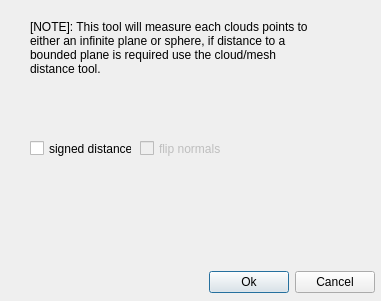
First picture: the form in qCC/ui_templates/primitiveDistanceDlg.ui, repository CloudCompare/CloudCompare, before the edit.
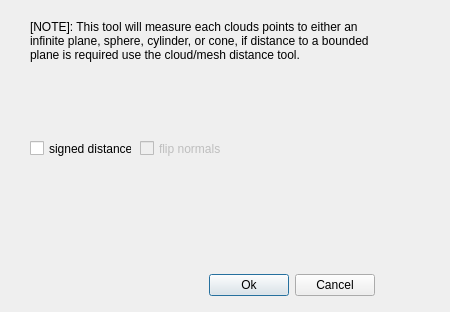
Second picture: the form after the edit.

Commit message: Update the changelog and distance calculation UI. Add static_cast<double> in the std::min function calls to try to correct travis build failure on gcc/clang with SCALAR_DOUBLE=OFF

Diff of the .ui file:
```diff
--- a/qCC/ui_templates/primitiveDistanceDlg.ui
+++ b/qCC/ui_templates/primitiveDistanceDlg.ui
@@ -6,8 +6,8 @@
    <rect>
     <x>0</x>
     <y>0</y>
-    <width>381</width>
-    <height>301</height>
+    <width>450</width>
+    <height>312</height>
    </rect>
   </property>
   <property name="windowTitle">
@@ -18,12 +18,12 @@
     <rect>
      <x>30</x>
      <y>20</y>
-     <width>291</width>
-     <height>81</height>
+     <width>351</width>
+     <height>91</height>
     </rect>
    </property>
    <property name="text">
-    <string>[NOTE]: This tool will measure each clouds points to either an infinite plane or sphere, if distance to a bounded plane is required use the cloud/mesh distance tool.</string>
+    <string>[NOTE]: This tool will measure each clouds points to either an infinite plane, sphere, cylinder, or cone, if distance to a bounded plane is required use the cloud/mesh distance tool.</string>
    </property>
    <property name="alignment">
     <set>Qt::AlignLeading|Qt::AlignLeft|Qt::AlignTop</set>
@@ -79,7 +79,7 @@
      <x>4</x>
      <y>270</y>
      <width>371</width>
-     <height>25</height>
+     <height>30</height>
     </rect>
    </property>
    <layout class="QHBoxLayout">
```
The commit also changes 2 other files.
